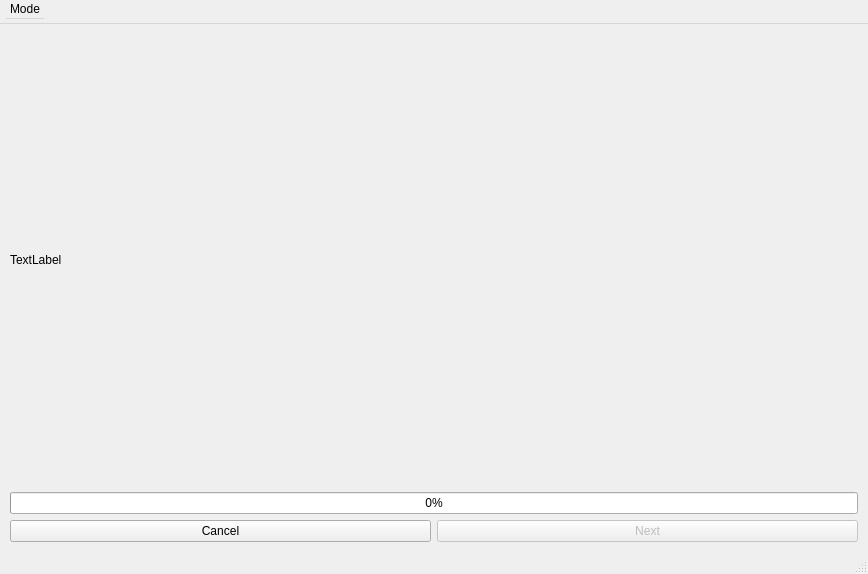
The window that ui/trainnew_progress.ui (1alex2lee/masters_3d) describes before a commit, drawn with Qt 5.
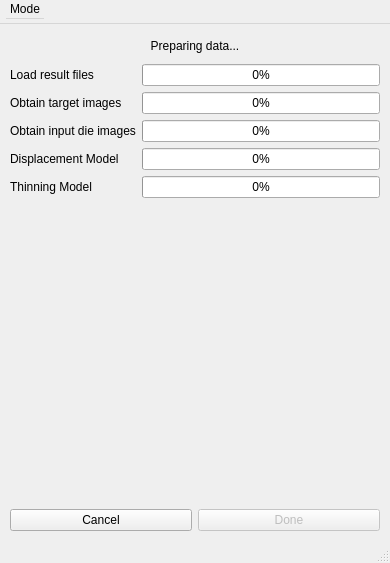
The same window after the commit.

Patch:
```diff
--- a/ui/trainnew_progress.ui
+++ b/ui/trainnew_progress.ui
@@ -6,8 +6,8 @@
    <rect>
     <x>0</x>
     <y>0</y>
-    <width>868</width>
-    <height>574</height>
+    <width>390</width>
+    <height>563</height>
    </rect>
   </property>
   <property name="windowTitle">
@@ -27,7 +27,87 @@
     <property name="bottomMargin">
      <number>10</number>
     </property>
-    <item row="3" column="0">
+    <item row="1" column="0" colspan="2">
+     <layout class="QFormLayout" name="formLayout">
+      <property name="fieldGrowthPolicy">
+       <enum>QFormLayout::AllNonFixedFieldsGrow</enum>
+      </property>
+      <item row="0" column="0">
+       <widget class="QLabel" name="resultimages_label">
+        <property name="text">
+         <string>Load result files</string>
+        </property>
+       </widget>
+      </item>
+      <item row="0" column="1">
+       <widget class="QProgressBar" name="resultimage_progressbar">
+        <property name="maximum">
+         <number>100</number>
+        </property>
+        <property name="value">
+         <number>0</number>
+        </property>
+       </widget>
+      </item>
+      <item row="1" column="0">
+       <widget class="QLabel" name="script2_label">
+        <property name="text">
+         <string>Obtain target images</string>
+        </property>
+       </widget>
+      </item>
+      <item row="1" column="1">
+       <widget class="QProgressBar" name="script2_progressbar">
+        <property name="value">
+         <number>0</number>
+        </property>
+       </widget>
+      </item>
+      <item row="2" column="0">
+       <widget class="QLabel" name="dieimages_label">
+        <property name="text">
+         <string>Obtain input die images</string>
+        </property>
+       </widget>
+      </item>
+      <item row="2" column="1">
+       <widget class="QProgressBar" name="dieimages_progressbar">
+        <property name="value">
+         <number>0</number>
+        </property>
+       </widget>
+      </item>
+      <item row="3" column="0">
+       <widget class="QLabel" name="disp_label">
+        <property name="text">
+         <string>Displacement Model</string>
+        </property>
+       </widget>
+      </item>
+      <item row="4" column="0">
+       <widget class="QLabel" name="thinning_label">
+        <property name="text">
+         <string>Thinning Model</string>
+        </property>
+       </widget>
+      </item>
+      <item row="3" column="1">
+       <widget class="QProgressBar" name="disp_progressbar">
+        <property name="value">
+         <number>0</number>
+        </property>
+       </widget>
+      </item>
+      <item row="4" column="1">
+       <widget class="QProgressBar" name="thinning_progressbar">
+        <property name="value">
+         <number>0</number>
+        </property>
+       </widget>
+      </item>
+     </layout>
+    </item>
+    <item row="5" column="0">
      <widget class="QPushButton" name="cancel_button">
       <property name="text">
        <string>Cancel</string>
@@ -37,30 +117,29 @@
     <item row="2" column="0" colspan="2">
      <layout class="QGridLayout" name="grid"/>
     </item>
-    <item row="3" column="1">
-     <widget class="QPushButton" name="next_button">
+    <item row="5" column="1">
+     <widget class="QPushButton" name="done_button">
       <property name="enabled">
        <bool>false</bool>
       </property>
       <property name="text">
-       <string>Next</string>
+       <string>Done</string>
       </property>
      </widget>
     </item>
     <item row="0" column="0" colspan="2">
-     <widget class="QLabel" name="runsno_label">
+     <widget class="QLabel" name="status_label">
+      <property name="maximumSize">
+       <size>
+        <width>16777215</width>
+        <height>24</height>
+       </size>
+      </property>
       <property name="text">
-       <string>TextLabel</string>
+       <string>Preparing data...</string>
       </property>
-     </widget>
-    </item>
-    <item row="1" column="0" colspan="2">
-     <widget class="QProgressBar" name="progressBar">
-      <property name="maximum">
-       <number>100</number>
-      </property>
-      <property name="value">
-       <number>0</number>
+      <property name="alignment">
+       <set>Qt::AlignCenter</set>
       </property>
      </widget>
     </item>
```
Left out of the diff: 2 changed lines with no effect on the pictures.
